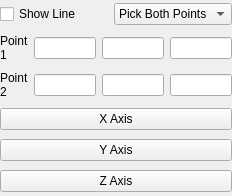
First picture: the form in Qt/Components/Resources/UI/pqLineWidget.ui, repository Kitware/ParaView, before the edit.
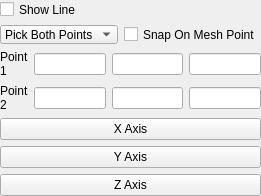
Second picture: the form after the edit. Custom widgets are drawn as their Qt base class.

Commit message:
Add the possibility to pick mesh point
1. Add a SnapOnMeshPoint parameters which does not compute intersection between view ray and dataset, but directly select closest point using selectSurfacePoint

2. Add ui widget to  control this parameter to LineWIdget and Implicit Plane Widget

3. Minor changes linked to ui design

Diff of the .ui file:
```diff
--- a/Qt/Components/Resources/UI/pqLineWidget.ui
+++ b/Qt/Components/Resources/UI/pqLineWidget.ui
@@ -55,7 +55,17 @@
        </property>
       </widget>
      </item>
-     <item row="0" column="1" >
+     <item row="1" column="1" >
+      <widget class="QCheckBox" name="pickMeshPoint" >
+       <property name="text" >
+        <string>Snap On Mesh Point</string>
+       </property>
+       <property name="toolTip">
+         <string>If checked, picked points using 'P' will be snapped on mesh points</string>
+       </property>
+      </widget>
+     </item>
+     <item row="1" column="0" >
       <widget class="QComboBox" name="pickPoint">
        <item>
          <property name="text" >
```
Left out of the diff: 3 changed lines with no effect on the pictures. The commit also changes 10 other files.
